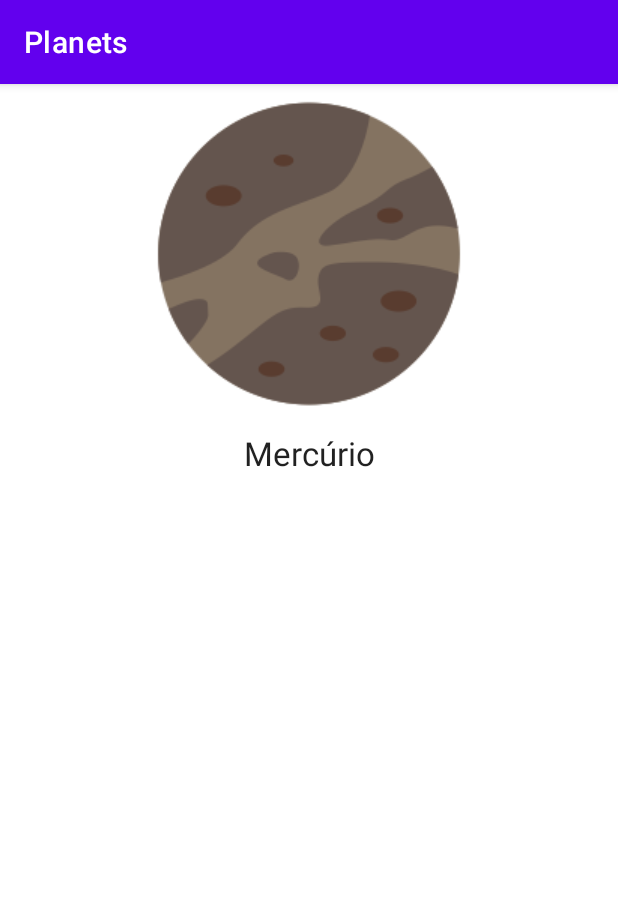
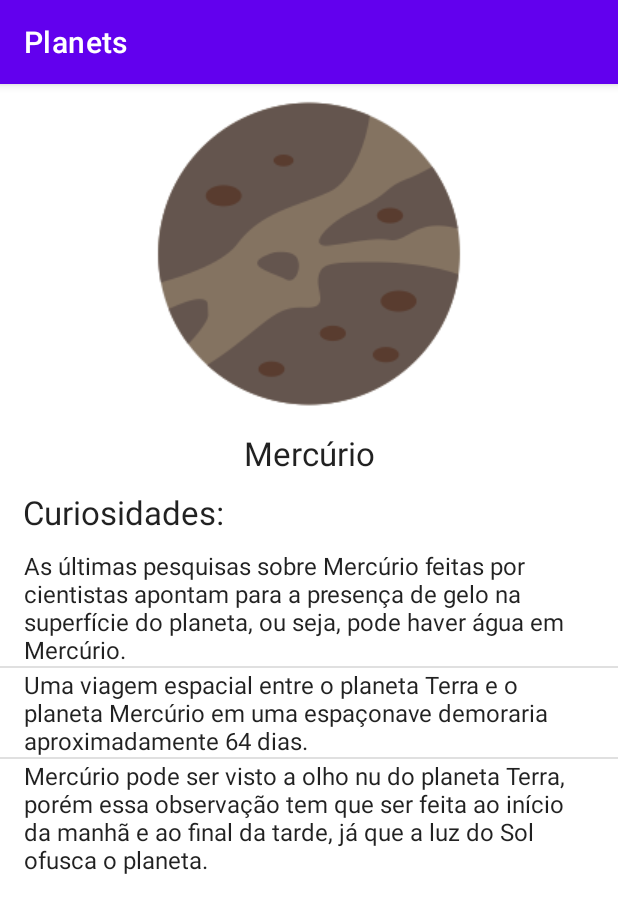
Before and after one commit to Guilherme-FCM/Android-Planets, an Android app: the screen it shows after launch (PlanetActivity), after a tap on "Mercúrio", on a phone screen of 412 x 824 dp. Shown: the top 913 px of the screen. Run offline under Robolectric (Android 15) with nearby library versions, the phone set to English and light mode, and no system bars.

```diff
--- a/app/src/main/java/com/example/planets/MainActivity.java
+++ b/app/src/main/java/com/example/planets/MainActivity.java
@@ -4,6 +4,7 @@ import android.content.Intent;
 import android.content.res.TypedArray;
 import android.net.Uri;
 import android.os.Bundle;
+import android.util.TypedValue;
 import android.view.View;
 import android.widget.AdapterView;
 import android.widget.ListView;
@@ -15,34 +16,39 @@ import java.util.ArrayList;
 
 public class MainActivity extends AppCompatActivity implements AdapterView.OnItemClickListener, AdapterView.OnItemLongClickListener {
     private ListView listView;
-    private ArrayList<Planet> data;
-    private MyAdapter adapter;
 
     @Override
     protected void onCreate(Bundle savedInstanceState) {
         super.onCreate(savedInstanceState);
         setContentView(R.layout.activity_main);
 
+        ArrayList<Planet> data = getPlanets();
+        MyAdapter adapter = new MyAdapter(this, data);
+
         listView = findViewById(R.id.listView);
-        fillData();
-        fillArrayAdapter();
         listView.setAdapter(adapter);
         listView.setOnItemClickListener(this);
     }
 
-    private void fillArrayAdapter() {
-        adapter = new MyAdapter(this, data);
-    }
-
-    private void fillData() {
-        data = new ArrayList<Planet>();
+    private ArrayList<Planet> getPlanets() {
         String[] planets = getResources().getStringArray(R.array.planets);
         TypedArray images = getResources().obtainTypedArray(R.array.planet_images);
+        String[] curiosities = getResources().getStringArray(R.array.curiosities);
+
+        ArrayList<Planet> data = new ArrayList<>();
         for (int i = 0; i < planets.length; i++) {
             String planet = planets[i];
             int image = images.getResourceId(i, 0);
-            data.add(new Planet(planet, image));
+
+            int curiosityPosition = i * 3;
+            String[] planetCuriosities = new String[]{
+                curiosities[curiosityPosition],
+                curiosities[curiosityPosition + 1],
+                curiosities[curiosityPosition + 2],
+            };
+            data.add(new Planet(planet, image, planetCuriosities));
         }
+        return data;
     }
 
     @Override
--- a/app/src/main/java/com/example/planets/Planet.java
+++ b/app/src/main/java/com/example/planets/Planet.java
@@ -1,14 +1,17 @@
 package com.example.planets;
 
 import java.io.Serializable;
+import java.util.ArrayList;
 
 public class Planet implements Serializable {
     private String name;
     private int image;
+    private String[] curiosities;
 
-    public Planet(String name, int image) {
+    public Planet(String name, int image, String[] curiosities) {
         this.name = name;
         this.image = image;
+        this.curiosities = curiosities;
     }
 
     public String getName() {
@@ -27,6 +30,14 @@ public class Planet implements Serializable {
         this.image = image;
     }
 
+    public String[] getCuriosities() {
+        return curiosities;
+    }
+
+    public void setCuriosities(String[] curiosities) {
+        this.curiosities = curiosities;
+    }
+
     @Override
     public String toString() {
         return "{" + "name = '" + name + "', " + "image = " + image + "}";
--- a/app/src/main/java/com/example/planets/PlanetActivity.java
+++ b/app/src/main/java/com/example/planets/PlanetActivity.java
@@ -4,7 +4,9 @@ import androidx.appcompat.app.AppCompatActivity;
 
 import android.content.Intent;
 import android.os.Bundle;
+import android.widget.ArrayAdapter;
 import android.widget.ImageView;
+import android.widget.ListView;
 import android.widget.TextView;
 import android.widget.Toast;
 
@@ -13,6 +15,8 @@ import java.io.Serializable;
 public class PlanetActivity extends AppCompatActivity {
     private ImageView planetImageView;
     private TextView planetNameView;
+    private ListView planetCuriosities;
+    private ArrayAdapter adapter;
 
     @Override
     protected void onCreate(Bundle savedInstanceState) {
@@ -21,11 +25,15 @@ public class PlanetActivity extends AppCompatActivity {
 
         planetImageView = findViewById(R.id.planetImage);
         planetNameView = findViewById(R.id.planetName);
+        planetCuriosities = findViewById(R.id.planetCuriosities);
 
         Intent intent = getIntent();
         Planet planet = (Planet) intent.getSerializableExtra("planet");
 
         planetImageView.setImageResource(planet.getImage());
         planetNameView.setText(planet.getName());
+
+        adapter = new ArrayAdapter<>(this, android.R.layout.simple_list_item_1, planet.getCuriosities());
+        planetCuriosities.setAdapter(adapter);
     }
 }
--- a/app/src/main/res/layout/activity_planet.xml
+++ b/app/src/main/res/layout/activity_planet.xml
@@ -17,8 +17,19 @@
         android:layout_width="match_parent"
         android:layout_height="wrap_content"
         android:textAppearance="@style/TextAppearance.AppCompat.Large"
-        android:layout_marginTop="10dp"
+        android:layout_marginVertical="10dp"
         android:gravity="center"
         android:text="Planet"/>
+    <TextView
+        android:layout_width="match_parent"
+        android:layout_height="wrap_content"
+        android:textAppearance="@style/TextAppearance.AppCompat.Large"
+        android:layout_marginLeft="15dp"
+        android:text="Curiosidades:"/>
+    <ListView
+        android:id="@+id/planetCuriosities"
+        android:layout_width="match_parent"
+        android:layout_height="wrap_content"
+        android:paddingVertical="10dp"/>
 
 </LinearLayout>
--- a/app/src/main/res/values/strings.xml
+++ b/app/src/main/res/values/strings.xml
@@ -1,24 +1,15 @@
-<resources>
+<resources xmlns:tools="http://schemas.android.com/tools">
     <string name="app_name">Planets</string>
 
-    <string name="mercurio">Mercúrio</string>
-    <string name="venus">Vênus</string>
-    <string name="terra">Terra</string>
-    <string name="marte">Marte</string>
-    <string name="jupiter">Júpiter</string>
-    <string name="saturno">Saturno</string>
-    <string name="urano">Urano</string>
-    <string name="netuno">Netuno</string>
-
     <string-array name="planets">
-        <item>@string/mercurio</item>
-        <item>@string/venus</item>
-        <item>@string/terra</item>
-        <item>@string/marte</item>
-        <item>@string/jupiter</item>
-        <item>@string/saturno</item>
-        <item>@string/urano</item>
-        <item>@string/netuno</item>
+        <item>Mercúrio</item>
+        <item>Vênus</item>
+        <item>Terra</item>
+        <item>Marte</item>
+        <item>Júpiter</item>
+        <item>Saturno</item>
+        <item>Urano</item>
+        <item>Netuno</item>
     </string-array>
 
     <array name="planet_images">
@@ -31,4 +22,38 @@
         <item>@drawable/urano</item>
         <item>@drawable/netuno</item>
     </array>
+
+    <array name="curiosities">
+        <item planet="mercurio">As últimas pesquisas sobre Mercúrio feitas por cientistas apontam para a presença de gelo na superfície do planeta, ou seja, pode haver água em Mercúrio.</item>
+        <item planet="mercurio">Uma viagem espacial entre o planeta Terra e o planeta Mercúrio em uma espaçonave demoraria aproximadamente 64 dias.</item>
+        <item planet="mercurio">Mercúrio pode ser visto a olho nu do planeta Terra, porém essa observação tem que ser feita ao início da manhã e ao final da tarde, já que a luz do Sol ofusca o planeta.</item>
+
+        <item>Vênus é o planeta mais próximo da Terra.</item>
+        <item>A rotação de Vênus ocorre de leste para oeste, contrária a todos os planetas do Sistema Solar.</item>
+        <item>O planeta recebeu esse nome em homenagem à Vênus, a deusa romana da beleza e do amor.</item>
+
+        <item>70% de sua superfície são constituídos por água e 30%, por massa continental.</item>
+        <item>Sua forma é de geoide: esférica e levemente achatada nos polos.</item>
+        <item>Em sua porção externa, apresenta a litosfera, esfera rochosa; a atmosfera, esfera gasosa; a hidrosfera, esfera de água; e a biosfera, esfera da vida.</item>
+
+        <item>Um dia em Marte tem duração de 24 horas e 37 minutos, enquanto o ano possui 687 dias.</item>
+        <item>Marte possui uma fina camada atmosférica, composta principalmente por dióxido de carbono, nitrogênio e argônio.</item>
+        <item>A superfície marciana é rochosa, e por essa razão o planeta é considerado terroso. Sua coloração avermelhada é em decorrência da composição mineral dessas rochas.</item>
+
+        <item>O dia em Júpiter tem 10 horas de duração.</item>
+        <item>Ventos de 600 km/hora são comuns em Júpiter.</item>
+        <item>A massa de Júpiter é 2,5 vezes maior do que os outros sete planetas do Sistema Solar juntos. Um gigante.</item>
+
+        <item>O planeta possui um campo magnético 578 vezes mais poderoso do que o da Terra.</item>
+        <item>O formato circular dos anéis de Saturno e a manutenção de sua órbita são definidos pela presença das luas menores entre eles, mais especificamente pela força da gravidade desses satélites.</item>
+        <item>As luas Titã e Encélado têm grande potencial para abrigar vida, uma vez que possuem água e diferentes tipos de hidrocarbonetos em suas composições."</item>
+
+        <item>O movimento completo ao redor do Sol, chamado translação, realizado por Urano, dura incríveis 84 anos.</item>
+        <item>A cor azulada característica do planeta é resultado da absorção de luz realizada pelo gás metano, presente na composição do planeta.</item>
+        <item>Um dia em Urano tem duração de 17 horas terrestres, ou seja, o planeta leva 17 horas para girar em torno de si mesmo.</item>
+
+        <item>A superfície de Netuno é gasosa. Portanto, ao se tentar pisar em Netuno, é impossível ficar de pé por causa de sua estrutura formada basicamente por gases.</item>
+        <item>Em termos climáticos, Netuno é classificado pelos cientistas como o planeta mais frio do Sistema Solar, além de registrar os ventos mais fortes.</item>
+        <item>A coloração azulada de Netuno é resultado da combinação de gases, como o hidrogênio, o hélio e metano, com as baixas temperaturas.</item>
+    </array>
 </resources>
```
